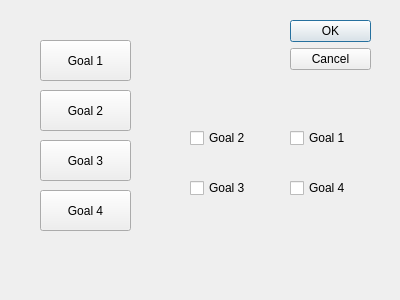
sonzweil/Cobot_Application_Practice, file 04_Telnet_Remote_AMR/URDash.ui: the form before one commit.
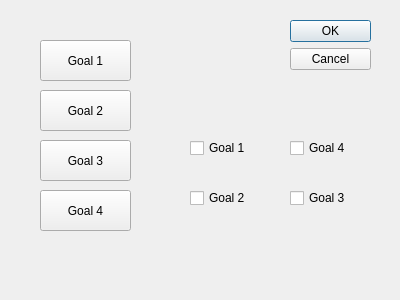
The form after the commit.

What changed in the file:
```diff
--- a/04_Telnet_Remote_AMR/URDash.ui
+++ b/04_Telnet_Remote_AMR/URDash.ui
@@ -84,8 +84,8 @@
   <widget class="QCheckBox" name="P1">
    <property name="geometry">
     <rect>
-     <x>290</x>
-     <y>130</y>
+     <x>190</x>
+     <y>140</y>
      <width>81</width>
      <height>16</height>
     </rect>
@@ -98,7 +98,7 @@
    <property name="geometry">
     <rect>
      <x>190</x>
-     <y>130</y>
+     <y>190</y>
      <width>81</width>
      <height>16</height>
     </rect>
@@ -110,8 +110,8 @@
   <widget class="QCheckBox" name="P3">
    <property name="geometry">
     <rect>
-     <x>190</x>
-     <y>180</y>
+     <x>290</x>
+     <y>190</y>
      <width>81</width>
      <height>16</height>
     </rect>
@@ -124,7 +124,7 @@
    <property name="geometry">
     <rect>
      <x>290</x>
-     <y>180</y>
+     <y>140</y>
      <width>81</width>
      <height>16</height>
     </rect>
```
